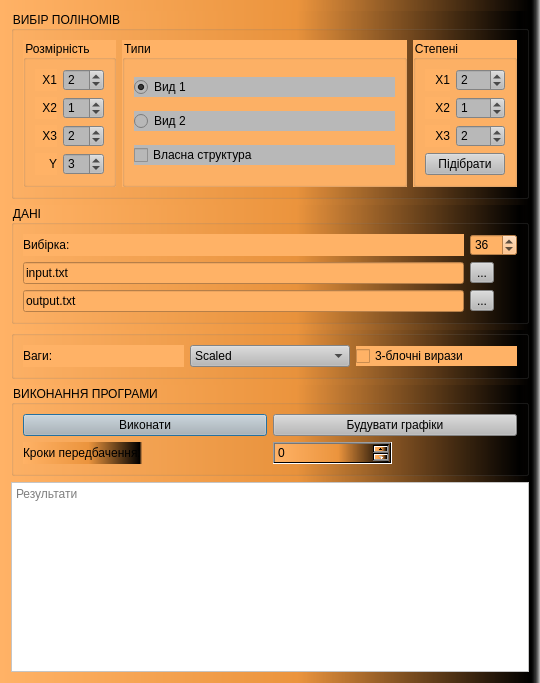
Qt form main_window.ui (LabCreators/sysan3) before a commit.
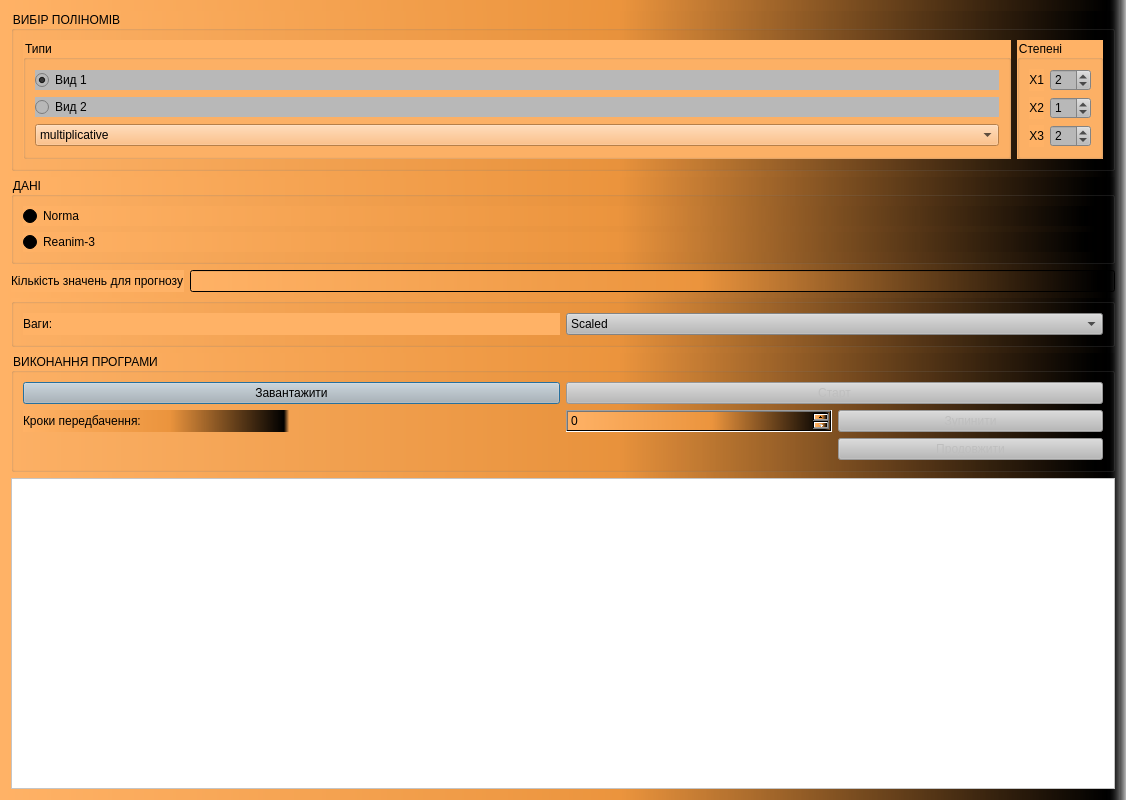
The same form after that commit.

Diff of the .ui file:
```diff
--- a/main_window.ui
+++ b/main_window.ui
@@ -9,8 +9,8 @@
    <rect>
     <x>0</x>
     <y>0</y>
-    <width>540</width>
-    <height>683</height>
+    <width>1126</width>
+    <height>800</height>
    </rect>
   </property>
   <property name="palette">
@@ -369,116 +369,6 @@
       <string>ВИБІР ПОЛІНОМІВ</string>
      </property>
      <layout class="QHBoxLayout" name="horizontalLayout">
-      <item>
-       <widget class="QGroupBox" name="groupBox_2">
-        <property name="sizePolicy">
-         <sizepolicy hsizetype="Fixed" vsizetype="Preferred">
-          <horstretch>0</horstretch>
-          <verstretch>0</verstretch>
-         </sizepolicy>
-        </property>
-        <property name="styleSheet">
-         <string notr="true">background-color: rgba(255, 178, 102, 255)</string>
-        </property>
-        <property name="title">
-         <string>Розмірність</string>
-        </property>
-        <layout class="QGridLayout" name="gridLayout_3">
-         <item row="2" column="0">
-          <widget class="QLabel" name="label_4">
-           <property name="styleSheet">
-            <string notr="true">background-color: rgba(255, 178, 102, 255)</string>
-           </property>
-           <property name="text">
-            <string>X3</string>
-           </property>
-           <property name="alignment">
-            <set>Qt::AlignRight|Qt::AlignTrailing|Qt::AlignVCenter</set>
-           </property>
-          </widget>
-         </item>
-         <item row="0" column="1">
-          <widget class="QSpinBox" name="x1_dim">
-           <property name="styleSheet">
-            <string notr="true">background-color: rgb(184, 184, 184);</string>
-           </property>
-           <property name="value">
-            <number>2</number>
-           </property>
-          </widget>
-         </item>
-         <item row="0" column="0">
-          <widget class="QLabel" name="label_2">
-           <property name="styleSheet">
-            <string notr="true">background-color: rgba(255, 178, 102, 255)</string>
-           </property>
-           <property name="text">
-            <string>X1</string>
-           </property>
-           <property name="alignment">
-            <set>Qt::AlignRight|Qt::AlignTrailing|Qt::AlignVCenter</set>
-           </property>
-          </widget>
-         </item>
-         <item row="3" column="1">
-          <widget class="QSpinBox" name="y_dim">
-           <property name="styleSheet">
-            <string notr="true">background-color: rgb(184, 184, 184);</string>
-           </property>
-           <property name="value">
-            <number>3</number>
-           </property>
-          </widget>
-         </item>
-         <item row="1" column="0">
-          <widget class="QLabel" name="label_3">
-           <property name="styleSheet">
-            <string notr="true">background-color: rgba(255, 178, 102, 255)</string>
-           </property>
-           <property name="text">
-            <string>X2</string>
-           </property>
-           <property name="alignment">
-            <set>Qt::AlignRight|Qt::AlignTrailing|Qt::AlignVCenter</set>
-           </property>
-          </widget>
-         </item>
-         <item row="3" column="0">
-          <widget class="QLabel" name="label_5">
-           <property name="styleSheet">
-            <string notr="true">background-color: rgba(255, 178, 102, 255)</string>
-           </property>
-           <property name="text">
-            <string>Y</string>
-           </property>
-           <property name="alignment">
-            <set>Qt::AlignRight|Qt::AlignTrailing|Qt::AlignVCenter</set>
-           </property>
-          </widget>
-         </item>
-         <item row="1" column="1">
-          <widget class="QSpinBox" name="x2_dim">
-           <property name="styleSheet">
-            <string notr="true">background-color: rgb(184, 184, 184);</string>
-           </property>
-           <property name="value">
-            <number>1</number>
-           </property>
-          </widget>
-         </item>
-         <item row="2" column="1">
-          <widget class="QSpinBox" name="x3_dim">
-           <property name="styleSheet">
-            <string notr="true">background-color: rgb(184, 184, 184);</string>
-           </property>
-           <property name="value">
-            <number>2</number>
-           </property>
-          </widget>
-         </item>
-        </layout>
-       </widget>
-      </item>
       <item>
        <widget class="QGroupBox" name="groupBox_3">
         <property name="sizePolicy">
@@ -518,13 +408,17 @@
           </widget>
          </item>
          <item>
-          <widget class="QCheckBox" name="custom_check">
-           <property name="styleSheet">
-            <string notr="true">background-color: rgb(184, 184, 184);</string>
-           </property>
-           <property name="text">
-            <string>Власна структура</string>
-           </property>
+          <widget class="QComboBox" name="structureType">
+           <item>
+            <property name="text">
+             <string>multiplicative</string>
+            </property>
+           </item>
+           <item>
+            <property name="text">
+             <string>additive</string>
+            </property>
+           </item>
           </widget>
          </item>
         </layout>
@@ -544,17 +438,17 @@
         <property name="title">
          <string>Степені</string>
         </property>
-        <layout class="QGridLayout" name="gridLayout_4" columnstretch="1,2">
-         <item row="0" column="0">
-          <widget class="QLabel" name="label_6">
+        <layout class="QGridLayout" name="gridLayout_4" columnstretch="1,0">
+         <item row="0" column="1">
+          <widget class="QSpinBox" name="x1_deg">
            <property name="styleSheet">
-            <string notr="true">background-color: rgba(255, 178, 102, 255)</string>
+            <string notr="true">background-color: rgb(184, 184, 184);</string>
            </property>
-           <property name="text">
-            <string>X1</string>
+           <property name="singleStep">
+            <number>1</number>
            </property>
-           <property name="alignment">
-            <set>Qt::AlignRight|Qt::AlignTrailing|Qt::AlignVCenter</set>
+           <property name="value">
+            <number>2</number>
            </property>
           </widget>
          </item>
@@ -581,16 +475,6 @@
            </property>
           </widget>
          </item>
-         <item row="1" column="1">
-          <widget class="QSpinBox" name="x2_deg">
-           <property name="styleSheet">
-            <string notr="true">background-color: rgb(184, 184, 184);</string>
-           </property>
-           <property name="value">
-            <number>1</number>
-           </property>
-          </widget>
-         </item>
          <item row="1" column="0">
           <widget class="QLabel" name="label_8">
            <property name="styleSheet">
@@ -604,8 +488,8 @@
            </property>
           </widget>
          </item>
-         <item row="0" column="1">
-          <widget class="QSpinBox" name="x1_deg">
+         <item row="1" column="1">
+          <widget class="QSpinBox" name="x2_deg">
            <property name="styleSheet">
             <string notr="true">background-color: rgb(184, 184, 184);</string>
            </property>
@@ -613,17 +497,20 @@
             <number>1</number>
            </property>
            <property name="value">
-            <number>2</number>
+            <number>1</number>
            </property>
           </widget>
          </item>
-         <item row="3" column="0" colspan="2">
-          <widget class="QPushButton" name="bruteforce_btn">
+         <item row="0" column="0">
+          <widget class="QLabel" name="label_6">
            <property name="styleSheet">
-            <string notr="true">background-color: rgb(184, 184, 184);</string>
+            <string notr="true">background-color: rgba(255, 178, 102, 255)</string>
            </property>
            <property name="text">
-            <string>Підібрати</string>
+            <string>X1</string>
+           </property>
+           <property name="alignment">
+            <set>Qt::AlignRight|Qt::AlignTrailing|Qt::AlignVCenter</set>
            </property>
           </widget>
          </item>
@@ -639,78 +526,40 @@
       <string>ДАНI</string>
      </property>
      <layout class="QGridLayout" name="gridLayout_5">
+      <item row="2" column="0">
+       <widget class="QRadioButton" name="radio_reanim3">
+        <property name="text">
+         <string>Reanim-3</string>
+        </property>
+       </widget>
+      </item>
       <item row="1" column="0">
-       <widget class="QLabel" name="label">
-        <property name="styleSheet">
-         <string notr="true">background-color: rgba(255, 178, 102, 255)</string>
-        </property>
+       <widget class="QRadioButton" name="radio_norma">
         <property name="text">
-         <string>Вибірка:</string>
-        </property>
-       </widget>
-      </item>
-      <item row="2" column="0">
-       <widget class="QLineEdit" name="line_input">
-        <property name="styleSheet">
-         <string notr="true">background-color: rgba(255, 178, 102, 255)</string>
-        </property>
-        <property name="text">
-         <string>input.txt</string>
-        </property>
-        <property name="placeholderText">
-         <string>Вхідний файл</string>
-        </property>
-       </widget>
-      </item>
-      <item row="2" column="1">
-       <widget class="QToolButton" name="select_input">
-        <property name="styleSheet">
-         <string notr="true">background-color: rgb(184, 184, 184);</string>
-        </property>
-        <property name="text">
-         <string>...</string>
-        </property>
-       </widget>
-      </item>
-      <item row="3" column="0">
-       <widget class="QLineEdit" name="line_output">
-        <property name="styleSheet">
-         <string notr="true">background-color: rgba(255, 178, 102, 255)</string>
-        </property>
-        <property name="text">
-         <string>output.txt</string>
-        </property>
-        <property name="placeholderText">
-         <string>Вихідний файл</string>
-        </property>
-       </widget>
-      </item>
-      <item row="3" column="1">
-       <widget class="QToolButton" name="select_output">
-        <property name="styleSheet">
-         <string notr="true">background-color: rgb(184, 184, 184);</string>
-        </property>
-        <property name="text">
-         <string>...</string>
-        </property>
-       </widget>
-      </item>
-      <item row="1" column="1">
-       <widget class="QSpinBox" name="sample_spin">
-        <property name="styleSheet">
-         <string notr="true">background-color: rgba(255, 178, 102, 255)</string>
-        </property>
-        <property name="maximum">
-         <number>999</number>
-        </property>
-        <property name="value">
-         <number>36</number>
+         <string>Norma</string>
         </property>
        </widget>
       </item>
      </layout>
     </widget>
    </item>
+   <item>
+    <layout class="QHBoxLayout" name="horizontalLayout_3">
+     <item>
+      <widget class="QLabel" name="label">
+       <property name="styleSheet">
+        <string notr="true">background-color:  rgba(255, 178, 102, 255);</string>
+       </property>
+       <property name="text">
+        <string>Кількість значень для прогнозу</string>
+       </property>
+      </widget>
+     </item>
+     <item>
+      <widget class="QLineEdit" name="predictionLength"/>
+     </item>
+    </layout>
+   </item>
    <item>
     <widget class="QGroupBox" name="groupBox_7">
      <property name="title">
@@ -747,16 +596,6 @@
         </item>
        </widget>
       </item>
-      <item>
-       <widget class="QCheckBox" name="lambda_check">
-        <property name="styleSheet">
-         <string notr="true">background-color: rgba(255, 178, 102, 255)</string>
-        </property>
-        <property name="text">
-         <string>3-блочні вирази</string>
-        </property>
-       </widget>
-      </item>
      </layout>
     </widget>
    </item>
@@ -766,24 +605,53 @@
       <string>ВИКОНАННЯ ПРОГРАМИ</string>
      </property>
      <layout class="QGridLayout" name="gridLayout">
-      <item row="3" column="2">
+      <item row="2" column="2">
        <widget class="QSpinBox" name="predictBox">
         <property name="visible">
          <bool>false</bool>
         </property>
        </widget>
       </item>
-      <item row="1" column="2" rowspan="2" colspan="2">
+      <item row="2" column="3">
+       <widget class="QPushButton" name="pauseButton">
+        <property name="enabled">
+         <bool>false</bool>
+        </property>
+        <property name="styleSheet">
+         <string notr="true">background-color: rgb(184, 184, 184);</string>
+        </property>
+        <property name="text">
+         <string>Зупинити</string>
+        </property>
+       </widget>
+      </item>
+      <item row="2" column="0">
+       <widget class="QLabel" name="label_10">
+        <property name="enabled">
+         <bool>true</bool>
+        </property>
+        <property name="visible">
+         <bool>false</bool>
+        </property>
+        <property name="text">
+         <string>Кроки передбачення:</string>
+        </property>
+       </widget>
+      </item>
+      <item row="0" column="2" rowspan="2" colspan="2">
        <widget class="QPushButton" name="plot_button">
+        <property name="enabled">
+         <bool>false</bool>
+        </property>
         <property name="styleSheet">
          <string notr="true">background-color: rgb(184, 184, 184);</string>
         </property>
         <property name="text">
-         <string>Будувати графіки</string>
+         <string>Старт</string>
         </property>
        </widget>
       </item>
-      <item row="1" column="0" rowspan="2" colspan="2">
+      <item row="0" column="0" rowspan="2" colspan="2">
        <widget class="QPushButton" name="exec_button">
         <property name="palette">
          <palette>
@@ -883,7 +751,7 @@
          <string notr="true">background-color: rgb(184, 184, 184);</string>
         </property>
         <property name="text">
-         <string>Виконати</string>
+         <string>Завантажити</string>
         </property>
         <property name="default">
          <bool>true</bool>
@@ -893,16 +761,16 @@
         </property>
        </widget>
       </item>
-      <item row="3" column="0">
-       <widget class="QLabel" name="label_10">
+      <item row="3" column="3">
+       <widget class="QPushButton" name="resumeButton">
         <property name="enabled">
-         <bool>true</bool>
-        </property>
-        <property name="visible">
          <bool>false</bool>
         </property>
+        <property name="styleSheet">
+         <string notr="true">background-color: rgb(184, 184, 184);</string>
+        </property>
         <property name="text">
-         <string>Кроки передбачення:</string>
+         <string>Продовжити</string>
         </property>
        </widget>
       </item>
@@ -914,228 +782,9 @@
     </widget>
    </item>
    <item>
-    <widget class="QTextBrowser" name="results_field">
-     <property name="palette">
-      <palette>
-       <active>
-        <colorrole role="WindowText">
-         <brush brushstyle="SolidPattern">
-          <color alpha="255">
-           <red>0</red>
-           <green>0</green>
-           <blue>0</blue>
-          </color>
-         </brush>
-        </colorrole>
-        <colorrole role="Button">
-         <brush brushstyle="SolidPattern">
-          <color alpha="255">
-           <red>255</red>
-           <green>255</green>
-           <blue>255</blue>
-          </color>
-         </brush>
-        </colorrole>
-        <colorrole role="Text">
-         <brush brushstyle="SolidPattern">
-          <color alpha="255">
-           <red>0</red>
-           <green>0</green>
-           <blue>0</blue>
-          </color>
-         </brush>
-        </colorrole>
-        <colorrole role="ButtonText">
-         <brush brushstyle="SolidPattern">
-          <color alpha="255">
-           <red>0</red>
-           <green>0</green>
-           <blue>0</blue>
-          </color>
-         </brush>
-        </colorrole>
-        <colorrole role="Base">
-         <brush brushstyle="SolidPattern">
-          <color alpha="255">
-           <red>255</red>
-           <green>255</green>
-           <blue>255</blue>
-          </color>
-         </brush>
-        </colorrole>
-        <colorrole role="Window">
-         <brush brushstyle="SolidPattern">
-          <color alpha="255">
-           <red>255</red>
-           <green>255</green>
-           <blue>255</blue>
-          </color>
-         </brush>
-        </colorrole>
-        <colorrole role="PlaceholderText">
-         <brush brushstyle="NoBrush">
-          <color alpha="128">
-           <red>0</red>
-           <green>0</green>
-           <blue>0</blue>
-          </color>
-         </brush>
-        </colorrole>
-       </active>
-       <inactive>
-        <colorrole role="WindowText">
-         <brush brushstyle="SolidPattern">
-          <color alpha="255">
-           <red>0</red>
-           <green>0</green>
-           <blue>0</blue>
-          </color>
-         </brush>
-        </colorrole>
-        <colorrole role="Button">
-         <brush brushstyle="SolidPattern">
-          <color alpha="255">
-           <red>255</red>
-           <green>255</green>
-           <blue>255</blue>
-          </color>
-         </brush>
-        </colorrole>
-        <colorrole role="Text">
-         <brush brushstyle="SolidPattern">
-          <color alpha="255">
-           <red>0</red>
-           <green>0</green>
-           <blue>0</blue>
-          </color>
-         </brush>
-        </colorrole>
-        <colorrole role="ButtonText">
-         <brush brushstyle="SolidPattern">
-          <color alpha="255">
-           <red>0</red>
-           <green>0</green>
-           <blue>0</blue>
-          </color>
-         </brush>
-        </colorrole>
-        <colorrole role="Base">
-         <brush brushstyle="SolidPattern">
-          <color alpha="255">
-           <red>255</red>
-           <green>255</green>
-           <blue>255</blue>
-          </color>
-         </brush>
-        </colorrole>
-        <colorrole role="Window">
-         <brush brushstyle="SolidPattern">
-          <color alpha="255">
-           <red>255</red>
-           <green>255</green>
-           <blue>255</blue>
-          </color>
-         </brush>
-        </colorrole>
-        <colorrole role="PlaceholderText">
-         <brush brushstyle="NoBrush">
-          <color alpha="128">
-           <red>0</red>
-           <green>0</green>
-           <blue>0</blue>
-          </color>
-         </brush>
-        </colorrole>
-       </inactive>
-       <disabled>
-        <colorrole role="WindowText">
-         <brush brushstyle="SolidPattern">
-          <color alpha="255">
-           <red>0</red>
-           <green>0</green>
-           <blue>0</blue>
-          </color>
-         </brush>
-        </colorrole>
-        <colorrole role="Button">
-         <brush brushstyle="SolidPattern">
-          <color alpha="255">
-           <red>255</red>
-           <green>255</green>
-           <blue>255</blue>
-          </color>
-         </brush>
-        </colorrole>
-        <colorrole role="Text">
-         <brush brushstyle="SolidPattern">
-          <color alpha="255">
-           <red>0</red>
-           <green>0</green>
-           <blue>0</blue>
-          </color>
-         </brush>
-        </colorrole>
-        <colorrole role="ButtonText">
-         <brush brushstyle="SolidPattern">
-          <color alpha="255">
-           <red>0</red>
-           <green>0</green>
-           <blue>0</blue>
-          </color>
-         </brush>
-        </colorrole>
-        <colorrole role="Base">
-         <brush brushstyle="SolidPattern">
-          <color alpha="255">
-           <red>255</red>
-           <green>255</green>
-           <blue>255</blue>
-          </color>
-         </brush>
-        </colorrole>
-        <colorrole role="Window">
-         <brush brushstyle="SolidPattern">
-          <color alpha="255">
-           <red>255</red>
-           <green>255</green>
-           <blue>255</blue>
-          </color>
-         </brush>
-        </colorrole>
-        <colorrole role="PlaceholderText">
-         <brush brushstyle="NoBrush">
-          <color alpha="128">
-           <red>0</red>
-           <green>0</green>
-           <blue>0</blue>
-          </color>
-         </brush>
-        </colorrole>
-       </disabled>
-      </palette>
-     </property>
-     <property name="autoFillBackground">
-      <bool>false</bool>
-     </property>
+    <widget class="QTableWidget" name="tableWidget">
      <property name="styleSheet">
-      <string notr="true">background-color: rgb(255, 255, 255);
-color: rgb(0, 0, 0);</string>
-     </property>
-     <property name="lineWrapMode">
-      <enum>QTextEdit::WidgetWidth</enum>
-     </property>
-     <property name="readOnly">
-      <bool>true</bool>
-     </property>
-     <property name="html">
-      <string>&lt;!DOCTYPE HTML PUBLIC &quot;-//W3C//DTD HTML 4.0//EN&quot; &quot;http://www.w3.org/TR/REC-html40/strict.dtd&quot;&gt;
-&lt;html&gt;&lt;head&gt;&lt;meta name=&quot;qrichtext&quot; content=&quot;1&quot; /&gt;&lt;style type=&quot;text/css&quot;&gt;
-p, li { white-space: pre-wrap; }
-&lt;/style&gt;&lt;/head&gt;&lt;body style=&quot; font-family:'MS Shell Dlg 2'; font-size:7.8pt; font-weight:400; font-style:normal;&quot;&gt;
-&lt;p style=&quot;-qt-paragraph-type:empty; margin-top:0px; margin-bottom:0px; margin-left:0px; margin-right:0px; -qt-block-indent:0; text-indent:0px; font-family:'.Menio Regular'; font-size:10pt;&quot;&gt;&lt;br /&gt;&lt;/p&gt;&lt;/body&gt;&lt;/html&gt;</string>
-     </property>
-     <property name="placeholderText">
-      <string>Результати</string>
+      <string notr="true">background-color: rgb(255, 255, 255);</string>
      </property>
     </widget>
    </item>
```
Left out of the diff: 249 changed lines with no effect on the pictures.
